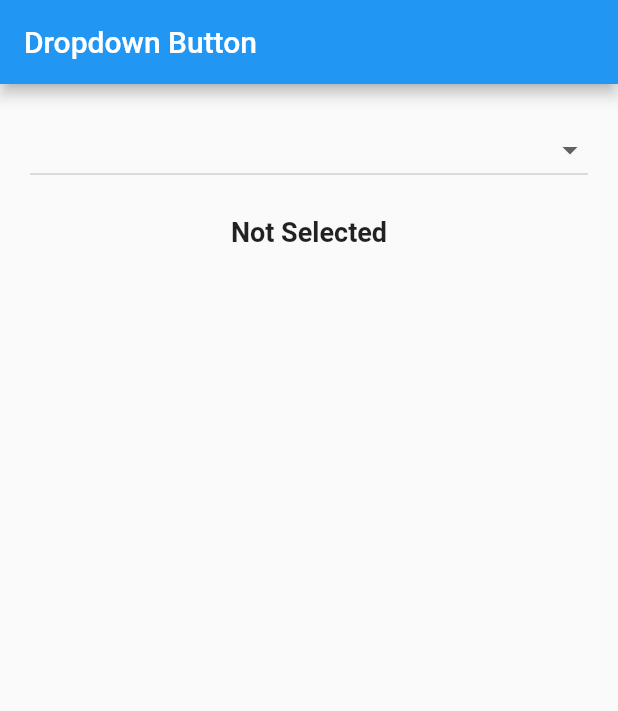
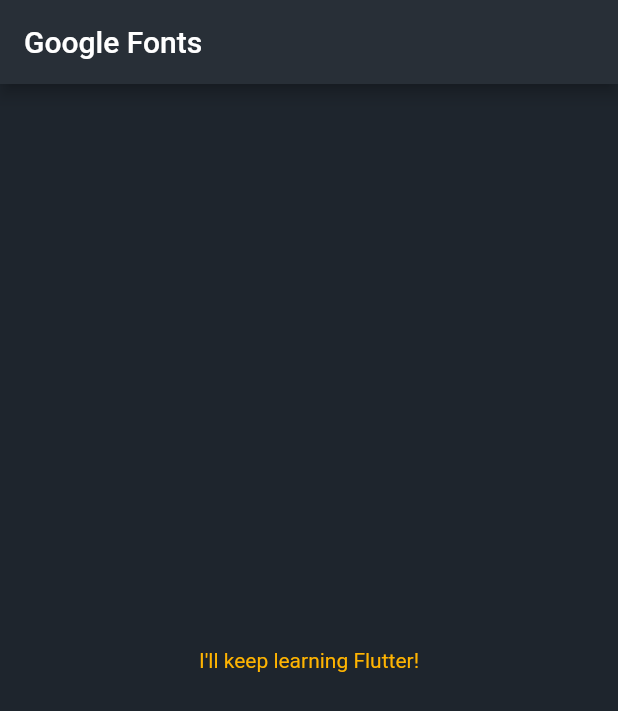
Before and after one commit to taufanbasri/flutter_basic, a Flutter app: the screen it shows after launch, on a phone screen of 412 x 824 dp. Shown: the top 711 px of the screen. Run offline on Flutter 3.47's test engine with Material 2 defaults, Android fonts, the phone set to English and light mode, and no system bars; our stand-ins replace get.

Commit message:
Prepare to use google fonts

```diff
--- a/lib/main.dart
+++ b/lib/main.dart
@@ -1,4 +1,3 @@
-import 'package:flutter/cupertino.dart';
 import 'package:flutter/material.dart';
 
 void main(List<String> args) {
@@ -10,70 +9,29 @@ class MyApp extends StatelessWidget {
 
   @override
   Widget build(BuildContext context) {
-    return MaterialApp(
+    return const MaterialApp(
       home: MainPage(),
     );
   }
 }
 
-class MainPage extends StatefulWidget {
+class MainPage extends StatelessWidget {
   const MainPage({Key key}) : super(key: key);
-
-  @override
-  State<MainPage> createState() => _MainPageState();
-}
-
-class _MainPageState extends State<MainPage> {
-  Person selectedPerson;
-  List<Person> persons = [Person("Taufan"), Person("Evita")];
-
-  List<DropdownMenuItem> generatedItems(List<Person> persons) {
-    List<DropdownMenuItem> items = [];
-
-    for (var item in persons) {
-      items.add(DropdownMenuItem(
-        value: item,
-        child: Text(item.name),
-      ));
-    }
-
-    return items;
-  }
 
   @override
   Widget build(BuildContext context) {
     return Scaffold(
+      backgroundColor: const Color(0xff1e252d),
       appBar: AppBar(
-        title: const Text("Dropdown Button"),
+        backgroundColor: const Color(0xff282f37),
+        title: const Text("Google Fonts"),
       ),
-      body: Column(
-        children: [
-          Container(
-            margin: const EdgeInsets.all(20),
-            child: DropdownButton(
-              isExpanded: true,
-              style: const TextStyle(fontSize: 20, color: Colors.purple),
-              value: selectedPerson,
-              items: generatedItems(persons),
-              onChanged: (value) {
-                setState(() {
-                  selectedPerson = value;
-                });
-              },
-            ),
-          ),
-          Text(
-            (selectedPerson != null) ? selectedPerson.name : "Not Selected",
-            style: const TextStyle(fontSize: 18, fontWeight: FontWeight.bold),
-          ),
-        ],
+      body: const Center(
+        child: Text(
+          "I'll keep learning Flutter!",
+          style: TextStyle(color: Color(0xffffb401)),
+        ),
       ),
     );
   }
 }
-
-class Person {
-  String name;
-
-  Person(this.name);
-}
```
